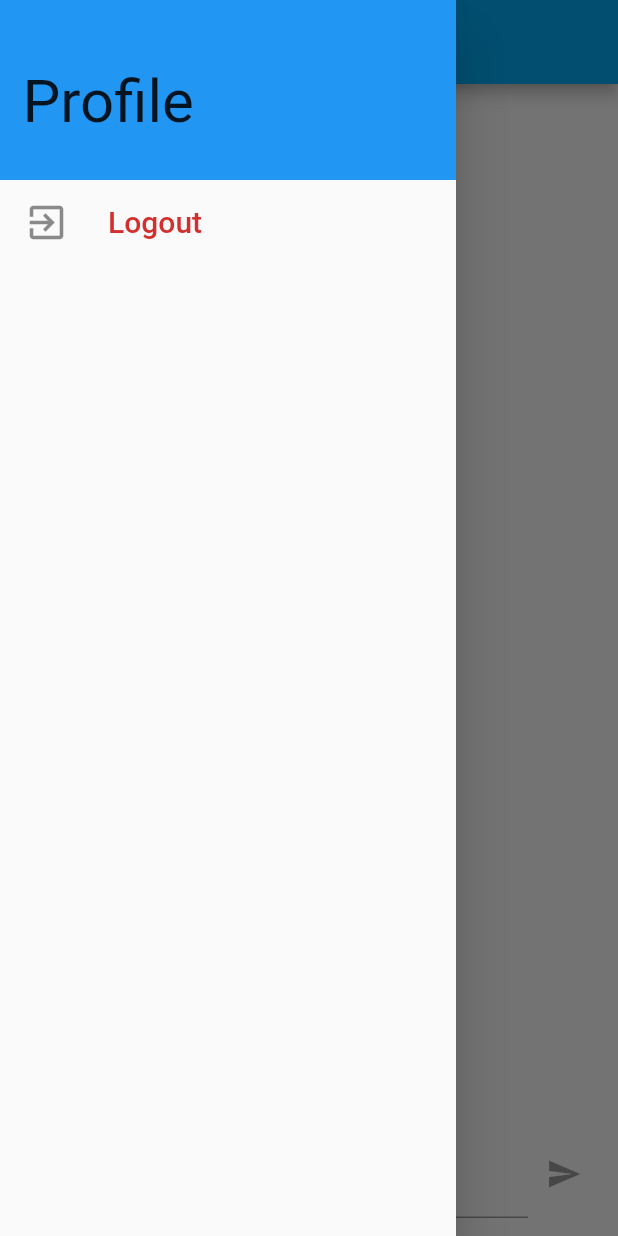
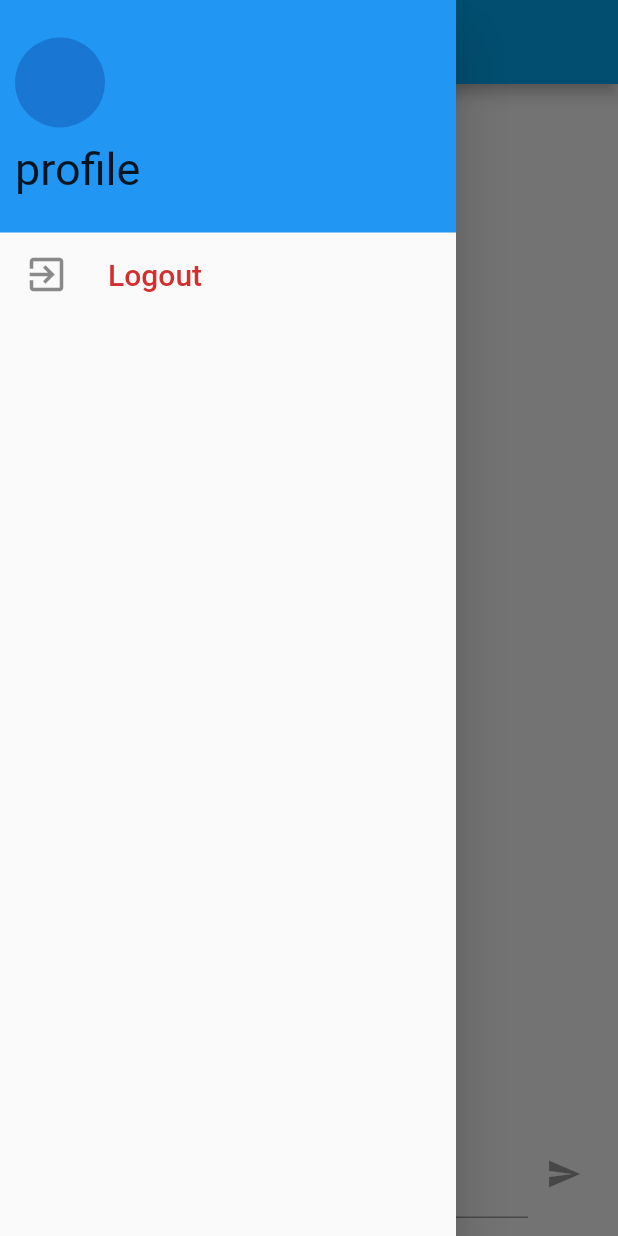
Before and after one commit to Abitdavy/flutter_chat_app, a Flutter app: the screen it shows once a user with an empty profile is signed in, with the side drawer open, on a phone screen of 412 x 824 dp. Run offline on Flutter 3.47's test engine with Material 2 defaults, Android fonts, the phone set to English and light mode, and no system bars; our stand-ins replace cloud_firestore, firebase_auth, firebase_core, firebase_messaging, firebase_storage, image_picker; accounts and stored records are empty.

Commit message:
third commit

```diff
--- a/lib/main.dart
+++ b/lib/main.dart
@@ -2,11 +2,13 @@ import 'package:chat_app/screen/auth_screen.dart';
 import 'package:chat_app/screen/chat_screen.dart';
 import 'package:firebase_auth/firebase_auth.dart';
 import 'package:firebase_core/firebase_core.dart';
+import 'package:firebase_messaging/firebase_messaging.dart';
 import 'package:flutter/material.dart';
 
 void main() async {
   WidgetsFlutterBinding.ensureInitialized();
   await Firebase.initializeApp();
+  FirebaseMessaging.instance.getToken();
   runApp(const MyApp());
 }
 
--- a/lib/screen/chat_screen.dart
+++ b/lib/screen/chat_screen.dart
@@ -1,12 +1,59 @@
+import 'dart:io';
+
 import 'package:chat_app/widgets/chat/chat_message.dart';
 import 'package:chat_app/widgets/chat/new_message.dart';
 import 'package:cloud_firestore/cloud_firestore.dart';
 import 'package:firebase_auth/firebase_auth.dart';
 import 'package:firebase_core/firebase_core.dart';
+import 'package:firebase_messaging/firebase_messaging.dart';
 import 'package:flutter/material.dart';
 
-class ChatScreen extends StatelessWidget {
+class ChatScreen extends StatefulWidget {
   const ChatScreen({super.key});
+
+  @override
+  State<ChatScreen> createState() => _ChatScreenState();
+}
+
+class _ChatScreenState extends State<ChatScreen> {
+  String? name;
+  String? userimage;
+  File? imageXFile;
+
+  @override
+  void initState() {
+    FirebaseMessaging.onMessage.listen((message) {
+      print('foreground message title : ${message.notification!.title}');
+      print('foreground message body : ${message.notification!.body}');
+    });
+    // FirebaseMessaging.onBackgroundMessage((message) {
+    //   print('background message title : ${message.notification!.title}');
+    //   print('background message: ${message.notification!.body}');
+    //   return Future.delayed(Duration(seconds: 0));
+    // });
+    FirebaseMessaging.onBackgroundMessage(myBackgroundMessageHandler);
+    _getUserData();
+    super.initState();
+  }
+
+  Future<void> myBackgroundMessageHandler(RemoteMessage message) async {
+    print('background message title: ${message.notification?.title}');
+    print('background message: ${message.notification?.body}');
+    return Future.delayed(Duration.zero); //Mock Future
+  }
+
+  Future _getUserData() async {
+    final getData = await FirebaseFirestore.instance
+        .collection('Users')
+        .doc(FirebaseAuth.instance.currentUser!.uid)
+        .get()
+        .then(
+          (value) {
+            name = value.data()!['username'];
+            userimage = value.data()!['userImage'];
+          },
+        );
+  }
 
   @override
   Widget build(BuildContext context) {
@@ -40,30 +87,43 @@ class ChatScreen extends StatelessWidget {
           child: Column(
         children: [
           Container(
-              height: 120,
             width: double.infinity,
             color: Theme.of(context).primaryColor,
-              padding: EdgeInsets.only(top: 15, left: 15),
             alignment: Alignment.centerLeft,
-              child: Text(
-                'Profile',
-                style: TextStyle(fontSize: 40),
+            padding: EdgeInsets.symmetric(
+              vertical: 25,
+              horizontal: 10,
+            ),
+            child: Column(
+              crossAxisAlignment: CrossAxisAlignment.start,
+              children: [
+                CircleAvatar(
+                  radius: 30,
+                  //backgroundImage: NetworkImage(userimage!)
+                ),
+                SizedBox(
+                  height: 10,
+                ),
+                Text(
+                  'profile',
+                  style: TextStyle(fontSize: 30),
+                ),
+              ],
             ),
           ),
           ListTile(
             leading: Icon(Icons.exit_to_app, size: 30),
             title: Text(
               'Logout',
-                style: TextStyle(
-                    fontSize: 20, color: Theme.of(context).errorColor),
+              style:
+                  TextStyle(fontSize: 20, color: Theme.of(context).errorColor),
             ),
             onTap: () {
               FirebaseAuth.instance.signOut();
             },
           )
         ],
-        ),
-      ),
+      )),
       body: Container(
         child: Column(
           children: [
--- a/lib/widgets/chat/chat_message.dart
+++ b/lib/widgets/chat/chat_message.dart
@@ -36,6 +36,7 @@ class ChatMessage extends StatelessWidget {
                   chatDocs[index]['Text'],
                   chatDocs[index]['userId'] == futuresnapshot.data!.uid,
                   chatDocs[index]['username'],
+                  chatDocs[index]['userImage'],
                 ),
               );
             },
--- a/lib/widgets/chat/new_message.dart
+++ b/lib/widgets/chat/new_message.dart
@@ -25,6 +25,7 @@ class _NewMessageState extends State<NewMessage> {
       'createdAt': Timestamp.now(),
       'userId': user.uid,
       'username': userData['username'],
+      'userImage' : userData['imageUrl']
     });
     _controller.clear();
     setState(() {
--- a/pubspec.yaml
+++ b/pubspec.yaml
@@ -36,6 +36,7 @@ dependencies:
   firebase_auth: ^4.2.5
   image_picker: ^0.8.6
   firebase_storage: ^11.0.10
+  firebase_messaging: ^14.2.1
 
   # The following adds the Cupertino Icons font to your application.
   # Use with the CupertinoIcons class for iOS style icons.
```
Also changed, not shown: lib/widgets/chat/message_bubble.dart (+19 -3 lines), pubspec.lock, 2 other files. Lines whose indentation alone changed are shown as unchanged.
